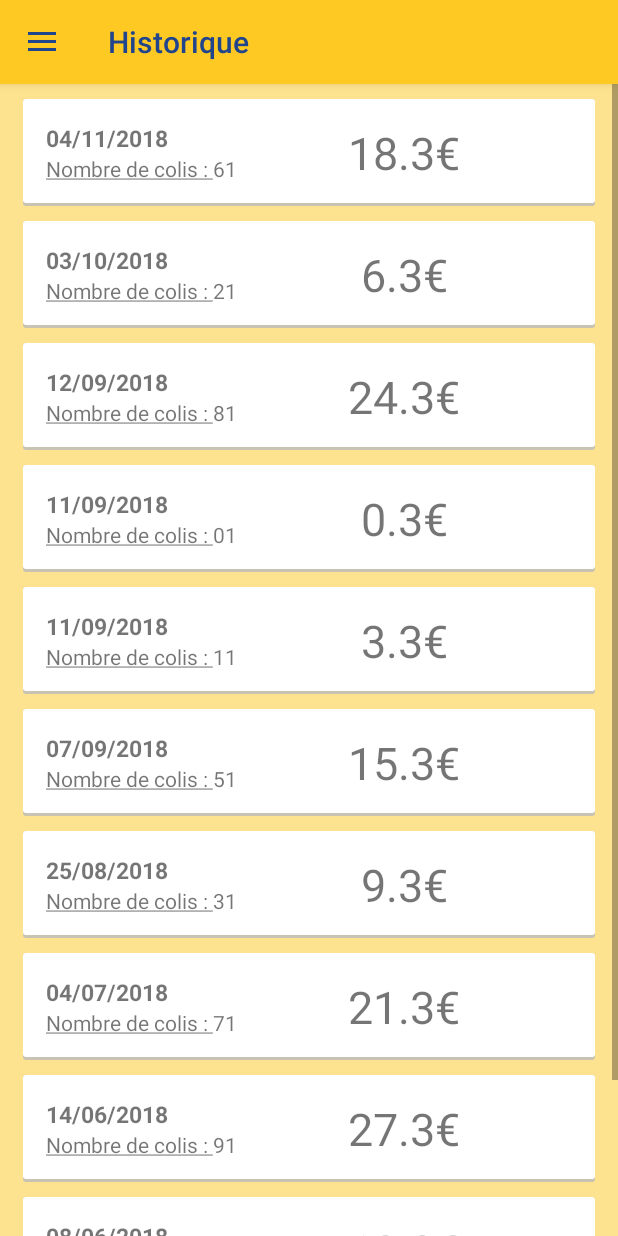
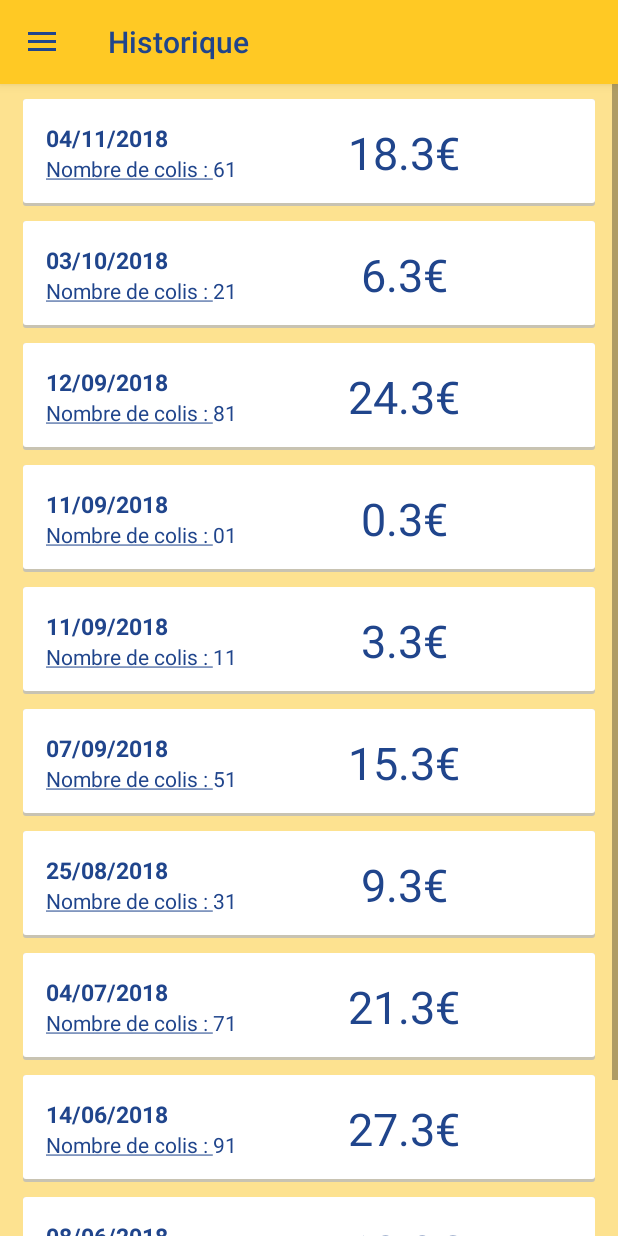
Before and after one commit to nicolas07/Projetrse, an Android app: the screen it shows after launch (MainActivity), in the side drawer, after a tap on "Historique", on a phone screen of 412 x 824 dp. Run offline under Robolectric (Android 15) with nearby library versions, the phone set to English and light mode, and no system bars.

Commit message:
Mise à jour History Item

```diff
--- a/app/src/main/java/com/example/projet_rse/StorageHelper.java
+++ b/app/src/main/java/com/example/projet_rse/StorageHelper.java
@@ -63,7 +63,7 @@ class StorageHelper {
 
     public void InitData() {
 
-        UserAccount userAccount = new UserAccount("DUPONT", "Marcel", "28 rue Dupont \n 75020 Paris", "azerty", "m.dupont@gmail.com");
+        UserAccount userAccount = new UserAccount("DUPONT", "Marcel", "28 rue Dupont\n75020 Paris", "azerty", "m.dupont@gmail.com");
         StoreUserAccount(userAccount);
 
         List<History> histories = new ArrayList<>();
--- a/app/src/main/res/layout/list_item_history.xml
+++ b/app/src/main/res/layout/list_item_history.xml
@@ -30,7 +30,8 @@
                 android:layout_row="0"
                 android:layout_column="0"
                 android:textSize="15dp"
-                android:textStyle="bold" />
+                android:textStyle="bold"
+                android:textColor="@color/colorAccent"/>
 
             <TextView
                 android:id="@+id/tv_Amount"
@@ -41,7 +42,8 @@
                 android:layout_column="1"
                 android:layout_gravity="center"
                 android:layout_weight="1"
-                android:textSize="30dp" />
+                android:textSize="30dp"
+                android:textColor="@color/colorAccent"/>
 
             <TextView
                 android:id="@+id/tv_PackageNumber"
@@ -50,7 +52,8 @@
                 android:layout_row="1"
                 android:layout_rowSpan="2"
                 android:layout_column="0"
-                android:layout_weight="1" />
+                android:layout_weight="1"
+                android:textColor="@color/colorAccent"/>
 
 
             <!--<TextView-->
```
